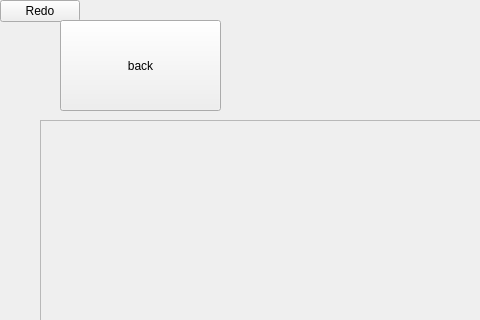
This is android_try/mainwindow.ui in mohamed-shaapan/image_editor as Qt 5 draws it before an edit; both pictures show x 0 to 480 and y 0 to 320 of the 829 by 999 pixel window. The edited form follows.
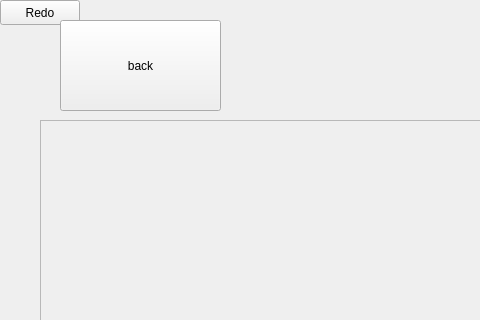
This is the edited form.

```diff
--- a/android_try/mainwindow.ui
+++ b/android_try/mainwindow.ui
@@ -92,6 +92,14 @@
     </property>
    </widget>
    <widget class="QPushButton" name="redo_button">
+    <property name="geometry">
+     <rect>
+      <x>0</x>
+      <y>0</y>
+      <width>80</width>
+      <height>25</height>
+     </rect>
+    </property>
     <property name="text">
      <string>Redo</string>
     </property>
```
